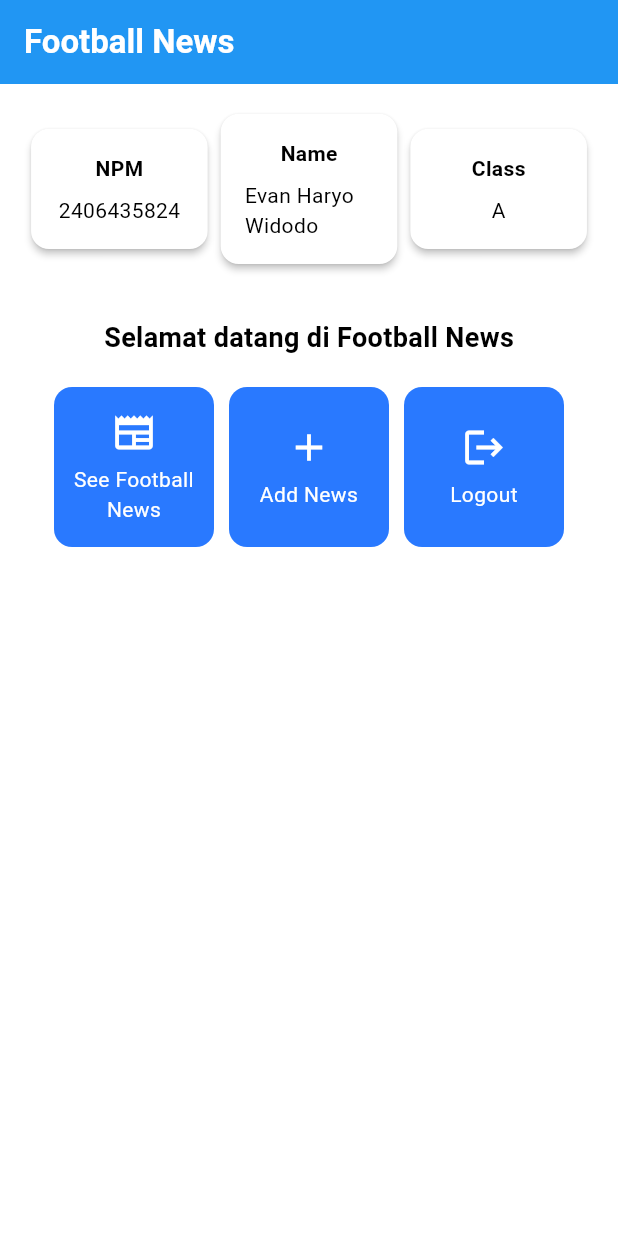
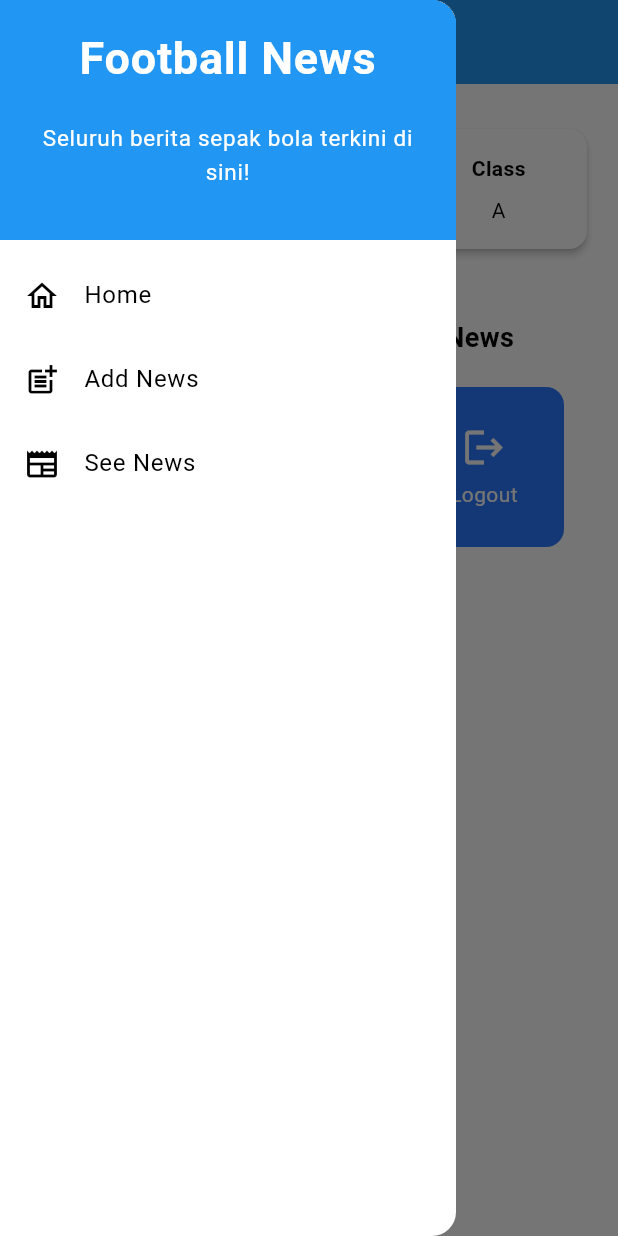
Before and after one commit to Evanlikescode/football-news-mobile, a Flutter app: the screen it shows after launch, with the side drawer open (before the commit the screen has no drawer), on a phone screen of 412 x 824 dp. Run offline on Flutter 3.47's test engine with Material 3 defaults, Android fonts, the phone set to English and light mode, and no system bars.

Commit message:
tutorial 7 selesai

```diff
--- a/lib/main.dart
+++ b/lib/main.dart
@@ -1,5 +1,5 @@
 import 'package:flutter/material.dart';
-import 'package:football_news/menu.dart';
+import 'package:football_news/screens/menu.dart';
 
 void main() {
   runApp(const MyApp());
--- a/lib/menu.dart
+++ b/lib/screens/menu.dart
@@ -1,4 +1,6 @@
 import 'package:flutter/material.dart';
+import 'package:football_news/widgets/left_drawer.dart';
+import 'package:football_news/widgets/news_card.dart';
 
 class MyHomePage extends StatelessWidget {
 
@@ -25,6 +27,8 @@ class MyHomePage extends StatelessWidget {
                 ),
                 backgroundColor: Theme.of(context).colorScheme.primary,
             ),
+
+            drawer: LeftDrawer(),
 
             body: Padding(
                 padding: const EdgeInsets.all(16.0),
@@ -114,61 +118,3 @@ class InfoCard extends StatelessWidget{
 
 
 }
-
-class ItemHomepage{
-    final String name;
-    final IconData icon;
-
-    ItemHomepage(this.name, this.icon);
-}
-
-
-class ItemCard extends StatelessWidget{
-
-    final ItemHomepage item;
-
-    const ItemCard(this.item, {super.key});
-
-    @override
-    Widget build(BuildContext context){
-        return Material(
-
-            color: Theme.of(context).colorScheme.secondary,
-            borderRadius: BorderRadius.circular(12),
-
-            child: InkWell(
-                onTap: () {
-                    ScaffoldMessenger.of(context)
-                        ..hideCurrentSnackBar()
-                        ..showSnackBar(
-                            SnackBar(content: Text("Kamu telah menekan tombol ${item.name}!"))
-                        );
-                },
-                child: Container(
-                    padding: const EdgeInsets.all(8),
-                    child: Center(
-                        child: Column(
-                            mainAxisAlignment: MainAxisAlignment.center,
-                            children: [
-                                Icon(
-                                    item.icon,
-                                    color: Colors.white,
-                                    size: 30.0,
-                                ),
-                                const Padding(padding: EdgeInsets.all(3)),
-                                Text(
-                                    item.name,
-                                    textAlign: TextAlign.center,
-                                    style: const TextStyle(color: Colors.white)
-                                )
-                            ],
-                        ),
-                    ),
-                )
-            )
-
-        );
-    }
-
-
-}
--- /dev/null
+++ b/lib/widgets/left_drawer.dart
@@ -0,0 +1,86 @@
+import 'package:flutter/material.dart';
+import 'package:football_news/screens/menu.dart';
+import 'package:football_news/screens/newslist_form.dart';
+
+
+class LeftDrawer extends StatelessWidget {
+  const LeftDrawer({super.key});
+
+  @override
+  Widget build(BuildContext context) {
+    return Drawer(
+      child: ListView(
+        children: [
+          const DrawerHeader(
+            decoration: BoxDecoration(
+              color: Colors.blue,
+            ),
+            child: Column(
+              children: [
+                Text(
+                  'Football News',
+                  textAlign: TextAlign.center,
+                  style: TextStyle(
+                    fontSize: 30,
+                    fontWeight: FontWeight.bold,
+                    color: Colors.white,
+                  ),
+                ),
+                Padding(padding: EdgeInsets.all(10)),
+                Text(
+                    "Seluruh berita sepak bola terkini di sini!",
+                    textAlign: TextAlign.center,
+                    style: TextStyle(
+                      fontSize: 15,
+                      color: Colors.white,
+                      fontWeight: FontWeight.normal
+                    ),
+                ),
+              ],
+            ),
+          ),
+
+          ListTile(
+            leading: const Icon(Icons.home_outlined),
+            title: const Text('Home'),
+            // Bagian redirection ke MyHomePage
+            onTap: () {
+              Navigator.pushReplacement(
+                  context,
+                  MaterialPageRoute(
+                    builder: (context) => MyHomePage(),
+                  ));
+            },
+          ),
+
+          ListTile(
+            leading: const Icon(Icons.post_add),
+            title: const Text('Add News'),
+            // Bagian redirection ke NewsFormPage
+            onTap: () {
+              Navigator.pushReplacement(
+                  context,
+                  MaterialPageRoute(
+                    builder: (context) => NewsFormPage(),
+                  ));
+            },
+          ),
+
+          ListTile(
+            leading: const Icon(Icons.newspaper),
+            title: const Text('See News'),
+            // Bagian redirection ke See News (belum terimplementasi untuk halamannya)
+            onTap: () {
+              Navigator.pushReplacement(
+                  context,
+                  MaterialPageRoute(
+                    builder: (context) => MyHomePage(),
+                  ));
+            },
+          ),
+
+        ],
+      ),
+    );
+  }
+}
--- /dev/null
+++ b/lib/widgets/news_card.dart
@@ -0,0 +1,67 @@
+import 'package:flutter/material.dart';
+import 'package:football_news/screens/newslist_form.dart';
+
+
+class ItemHomepage{
+    final String name;
+    final IconData icon;
+
+    ItemHomepage(this.name, this.icon);
+}
+
+class ItemCard extends StatelessWidget{
+
+    final ItemHomepage item;
+
+    const ItemCard(this.item, {super.key});
+
+    @override
+    Widget build(BuildContext context){
+        return Material(
+
+            color: Theme.of(context).colorScheme.secondary,
+            borderRadius: BorderRadius.circular(12),
+
+            child: InkWell(
+                onTap: () {
+                    ScaffoldMessenger.of(context)
+                        ..hideCurrentSnackBar()
+                        ..showSnackBar(
+                            SnackBar(content: Text("Kamu telah menekan tombol ${item.name}!"))
+                        );
+                        if(item.name == "Add News"){
+                            Navigator.push(
+                            context,
+                            MaterialPageRoute(
+                                builder: (context) => NewsFormPage(),
+                            ));
+                        }
+                },
+                child: Container(
+                    padding: const EdgeInsets.all(8),
+                    child: Center(
+                        child: Column(
+                            mainAxisAlignment: MainAxisAlignment.center,
+                            children: [
+                                Icon(
+                                    item.icon,
+                                    color: Colors.white,
+                                    size: 30.0,
+                                ),
+                                const Padding(padding: EdgeInsets.all(3)),
+                                Text(
+                                    item.name,
+                                    textAlign: TextAlign.center,
+                                    style: const TextStyle(color: Colors.white)
+                                )
+                            ],
+                        ),
+                    ),
+                )
+            )
+
+        );
+    }
+
+
+}
```
Also changed, not shown: lib/screens/newslist_form.dart (added, +217 -0 lines).
